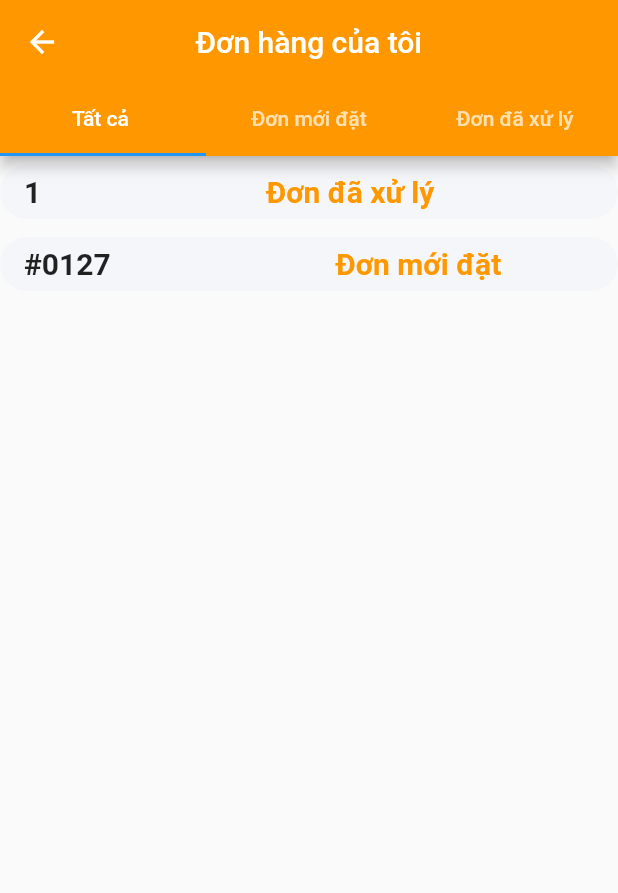
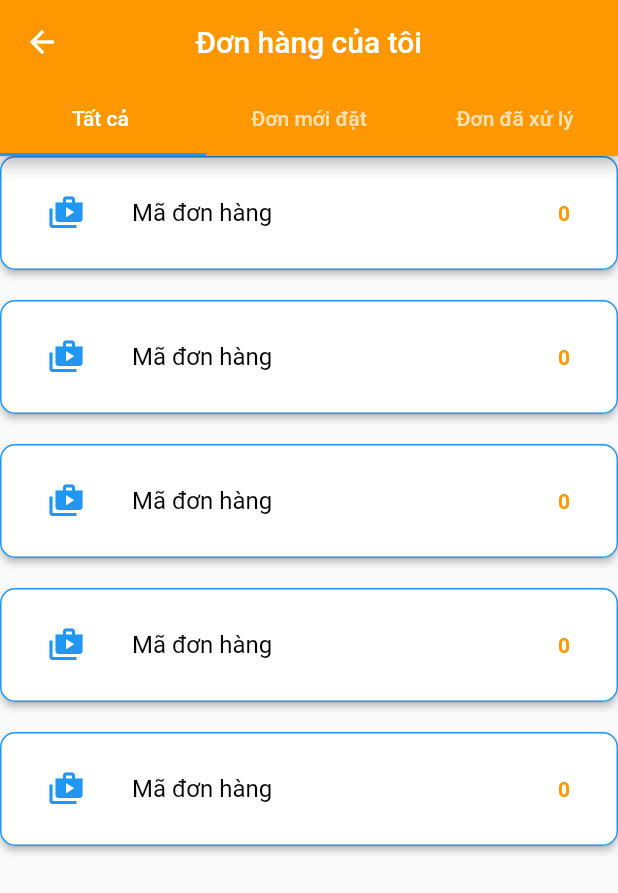
Before and after one commit to huusinh/DoAnFlutter, a Flutter app: the MyOrder screen opened directly with empty values, on a phone screen of 412 x 824 dp. Shown: the top 893 px of the screen. Run offline on Flutter 3.47's test engine with Material 2 defaults, Android fonts, the phone set to English and light mode, and no system bars; our stand-ins replace cached_network_image, carousel_slider, curved_navigation_bar, flutter_svg, font_awesome_flutter; network calls fail.

Commit message:
fix giao dien hoa don

```diff
--- a/lib/screens/account/contact_us.dart
+++ b/lib/screens/account/contact_us.dart
@@ -14,10 +14,10 @@ class _ContactUsState extends State<ContactUs> {
   Widget build(BuildContext context) {
     return Scaffold(
       appBar: AppBar(
-        title: Text('Liên hệ với chúng tôi'),
+        title: const Text('Liên hệ với chúng tôi'),
         backgroundColor: Colors.orange,
         leading: IconButton(
-          icon: Icon(Icons.arrow_back),
+          icon: const Icon(Icons.arrow_back),
           color: Colors.white,
           onPressed: () {
             Navigator.push(
--- a/lib/screens/account/infomation.dart
+++ b/lib/screens/account/infomation.dart
@@ -152,7 +152,7 @@ class _InformationState extends State<Information> {
                 ),
               ),
             ),
-            SizedBox(height: 20),
+            const SizedBox(height: 20),
             Center(
               child: TextField(
                 controller: sdt,
--- a/lib/screens/account/profiles.dart
+++ b/lib/screens/account/profiles.dart
@@ -69,7 +69,7 @@ class Profile extends StatelessWidget {
                             color: Theme.of(context).scaffoldBackgroundColor),
                       ),
                       child: IconButton(
-                        icon: Icon(Icons.camera_alt),
+                        icon: const Icon(Icons.camera_alt),
                         color: Colors.black,
                         onPressed: () {},
                       ),
--- a/lib/screens/account/row_address.dart
+++ b/lib/screens/account/row_address.dart
@@ -122,11 +122,11 @@ class _RowAddressState extends State<RowAddress> {
                 ),
               ),
             ),
-            SizedBox(height: 45),
+            const SizedBox(height: 45),
             Padding(
               padding: const EdgeInsets.all(15),
               child: ElevatedButton(
-                child: Text("Cập nhật"),
+                child: const Text("Cập nhật"),
                 style: ButtonStyle(
                     foregroundColor: MaterialStateProperty.all(Colors.white),
                     backgroundColor: MaterialStateProperty.all(Colors.orange),
--- a/lib/screens/home/sell_of_screen.dart
+++ b/lib/screens/home/sell_of_screen.dart
@@ -52,8 +52,8 @@ class _SellOf extends State<SellOf> {
                                               iduser: widget.iduser,
                                             )));
                               },
-                              child: Image.network(
-                                "http://10.0.2.2:8000/images/" + snapshot.data![i].image,
+                              child: Image.asset(
+                                "assets/images/" + snapshot.data![i].image,
                                 width: 110,
                                 height: 110,
                                 fit: BoxFit.contain,
--- a/lib/screens/orders/first_page.dart
+++ /dev/null
@@ -1,93 +0,0 @@
-import 'package:flutter/material.dart';
-
-import 'invoice_detail.dart';
-
-class Firstpage extends StatelessWidget {
-  const Firstpage({
-    Key? key,
-    required this.TrangThai,
-  }) : super(key: key);
-  final int TrangThai;
-
-  @override
-  Widget build(BuildContext context) => Scaffold(
-        body: Container(
-          child: Column(children: [
-            // ignore: deprecated_member_use
-            FlatButton(
-              shape: RoundedRectangleBorder(
-                  borderRadius: BorderRadius.circular(30)),
-              color: const Color(0xFFF5F6F9),
-              child: Row(
-                children: [
-                  Text(
-                    TrangThai.toString(),
-                    style: TextStyle(
-                      fontSize: 20,
-                      fontWeight: FontWeight.bold,
-                    ),
-                  ),
-                  SizedBox(width: 150),
-                  Expanded(
-                      child: Text(
-                    'Đơn đã xử lý',
-                    style: TextStyle(
-                      color: Colors.orange,
-                      fontSize: 20,
-                      fontWeight: FontWeight.bold,
-                    ),
-                  )),
-                ],
-              ),
-              onPressed: () {
-                var widget;
-                Navigator.push(
-                  context,
-                  MaterialPageRoute(
-                      builder: (context) => InvoiceDetail(
-                            iduser: widget.iduser,
-                          )),
-                );
-              },
-            ),
-            // ignore: deprecated_member_use
-            FlatButton(
-              shape: RoundedRectangleBorder(
-                  borderRadius: BorderRadius.circular(30)),
-              color: const Color(0xFFF5F6F9),
-              child: Row(
-                children: const [
-                  Text(
-                    '#0127',
-                    style: TextStyle(
-                      fontSize: 20,
-                      fontWeight: FontWeight.bold,
-                    ),
-                  ),
-                  SizedBox(width: 150),
-                  Expanded(
-                      child: Text(
-                    'Đơn mới đặt',
-                    style: TextStyle(
-                      color: Colors.orange,
-                      fontSize: 20,
-                      fontWeight: FontWeight.bold,
-                    ),
-                  )),
-                ],
-              ),
-              onPressed: () {
-                var widget;
-                Navigator.push(
-                  context,
-                  MaterialPageRoute(
-                      builder: (context) => InvoiceDetail(
-                            iduser: widget.iduser,
-                          )),
-                );
-              },
-            ),
-          ]),
-        ),
-      );
-}
--- a/lib/screens/orders/my_order.dart
+++ b/lib/screens/orders/my_order.dart
@@ -2,7 +2,7 @@ import 'package:doanbanhang/screens/account/infomation.dart';
 import 'package:doanbanhang/screens/account/profiles.dart';
 import 'package:doanbanhang/screens/account/row_address.dart';
 import 'package:doanbanhang/screens/invoice_payment/invoice.dart';
-import 'package:doanbanhang/screens/orders/first_page.dart';
+import 'package:doanbanhang/screens/orders/tab_donhang.dart';
 import 'package:doanbanhang/screens/orders/invoice_detail.dart';
 import 'package:doanbanhang/models/invoice.dart';
 import 'package:flutter/material.dart';
@@ -25,17 +25,14 @@ class _MyOderState extends State<MyOrder> with SingleTickerProviderStateMixin {
 
   @override
   void dispose() {
+    super.dispose();
     controller.dispose();
-
-    super.dispose();
   }
 
   @override
-  Widget build(BuildContext context) => DefaultTabController(
-        length: 3,
-        child: Scaffold(
+  Widget build(BuildContext context) => Scaffold(
         appBar: AppBar(
-            title: Text('Đơn hàng của tôi'),
+          title: const Text('Đơn hàng của tôi'),
           backgroundColor: Colors.orange,
           leading: IconButton(
             icon: const Icon(Icons.arrow_back),
@@ -50,7 +47,7 @@ class _MyOderState extends State<MyOrder> with SingleTickerProviderStateMixin {
             },
           ),
           centerTitle: true,
-            bottom: TabBar(controller: controller, tabs: [
+          bottom: TabBar(controller: controller, tabs: const [
             Tab(text: 'Tất cả '),
             Tab(text: 'Đơn mới đặt'),
             Tab(text: 'Đơn đã xử lý'),
@@ -58,12 +55,11 @@ class _MyOderState extends State<MyOrder> with SingleTickerProviderStateMixin {
         ),
         body: TabBarView(
           controller: controller,
-            children: [
-              Firstpage(TrangThai: 1),
-              Firstpage(TrangThai: 2),
-              Firstpage(TrangThai: 3),
+          children: const [
+            TabDonHang(trangThai: 0),
+            TabDonHang(trangThai: 1),
+            TabDonHang(trangThai: 2),
           ],
-          ),
         ),
       );
 }
--- /dev/null
+++ b/lib/screens/orders/tab_donhang.dart
@@ -0,0 +1,55 @@
+import 'package:doanbanhang/screens/login/Auth.dart';
+import 'package:flutter/material.dart';
+import 'invoice_detail.dart';
+
+class TabDonHang extends StatelessWidget {
+  const TabDonHang({
+    Key? key,
+    required this.trangThai,
+  }) : super(key: key);
+  final int trangThai;
+
+  @override
+  Widget build(BuildContext context) {
+    return ListView.separated(
+      itemCount: 5,
+      separatorBuilder: (context, index) => const SizedBox(
+        height: 20, //khoang cach giua cac'layout
+      ),
+      itemBuilder: (context, index) => ElevatedButton(
+          style: ButtonStyle(
+            shape: MaterialStateProperty.all<RoundedRectangleBorder>(
+                const RoundedRectangleBorder(borderRadius: BorderRadius.all(Radius.circular(10.0)), side: BorderSide(color: Colors.blue))),
+            backgroundColor: MaterialStateProperty.all(Colors.white),
+          ),
+          onPressed: () {
+            Navigator.push(
+              context,
+              MaterialPageRoute(
+                  builder: (context) => InvoiceDetail(
+                        iduser: Auth.user.id!,
+                      )),
+            );
+          },
+          child: Padding(
+              padding: const EdgeInsets.fromLTRB(0, 10, 0, 10),
+              child: ListTile(
+                leading: const Icon(
+                  Icons.shop_2,
+                  color: Colors.blue,
+                ),
+                title: const Text(
+                  "Mã đơn hàng",
+                  style: TextStyle(color: Colors.black),
+                ),
+                trailing: Text(
+                  "$trangThai",
+                  style: const TextStyle(
+                    color: Colors.orange,
+                    fontWeight: FontWeight.bold,
+                  ),
+                ),
+              ))),
+    );
+  }
+}
--- a/lib/screens/productdetails/body.dart
+++ b/lib/screens/productdetails/body.dart
@@ -48,11 +48,11 @@ class Body extends StatelessWidget{
                   child: Column(
                     children:<Widget> [
                       ColorAndSize(product: product),
-                      SizedBox(height: kDefaultPaddin/2,),
+                      const SizedBox(height: kDefaultPaddin/2,),
                       Description(product: product),
-                      SizedBox(height: kDefaultPaddin/2,),
+                      const SizedBox(height: kDefaultPaddin/2,),
                       const CounterWithFavBtn(),
-                      SizedBox(height: kDefaultPaddin/2,),
+                      const SizedBox(height: kDefaultPaddin/2,),
                        AddToCart(product: product, iduser: iduser,),
                     ],
                   ),
```
Also changed, not shown: lib/models/cart.dart (+7 -7 lines), lib/screens/cart/body.dart (+7 -9 lines), lib/screens/cart/cart_item_cart.dart (+12 -17 lines), lib/screens/cart/cart_screen.dart (+25 -24 lines), lib/screens/home/new_product_screen.dart (+7 -14 lines), lib/screens/orders/invoice_detail.dart (+16 -18 lines), lib/screens/productdetails/detail.dart (+34 -14 lines), lib/screens/productdetails/product_title_with_image.dart (+5 -11 lines). Lines whose indentation alone changed are shown as unchanged.
